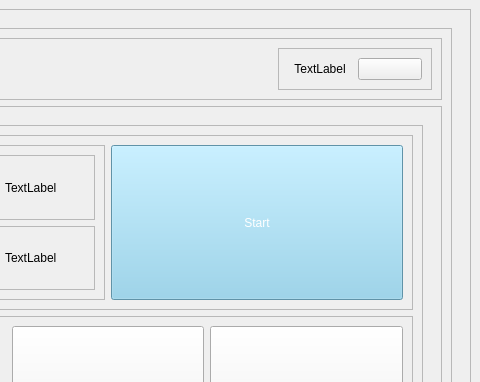
Qt form client/ui/main_page.ui (addinedu-ros-8th/deeplearning-repo-1) before a commit; both pictures show x 370 to 850 and y 0 to 382 of the 850 by 580 pixel window.
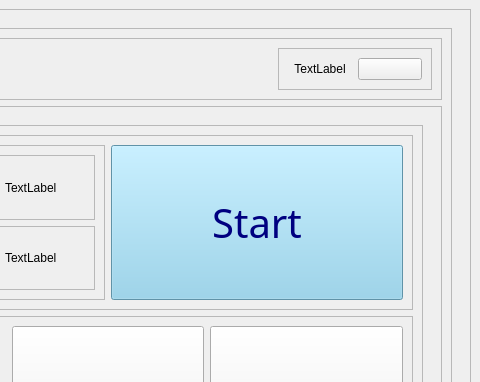
The same form after that commit. The open tabs and pages were chosen to show the change.

The edit to the form file:
```diff
--- a/client/ui/main_page.ui
+++ b/client/ui/main_page.ui
@@ -668,12 +668,24 @@
                                <verstretch>0</verstretch>
                               </sizepolicy>
                              </property>
+                             <property name="font">
+                              <font>
+                               <family>Noto Sans CJK KR Medium</family>
+                               <pointsize>30</pointsize>
+                               <weight>50</weight>
+                               <italic>false</italic>
+                               <bold>false</bold>
+                               <underline>false</underline>
+                               <strikeout>false</strikeout>
+                               <kerning>true</kerning>
+                              </font>
+                             </property>
                              <property name="focusPolicy">
                               <enum>Qt::StrongFocus</enum>
                              </property>
                              <property name="styleSheet">
                               <string notr="true">background-color: rgb(135, 206, 235);
-color: white;</string>
+color: navy;</string>
                              </property>
                              <property name="text">
                               <string>Start</string>
```
Left out of the diff: 2 changed lines with no effect on the pictures.
